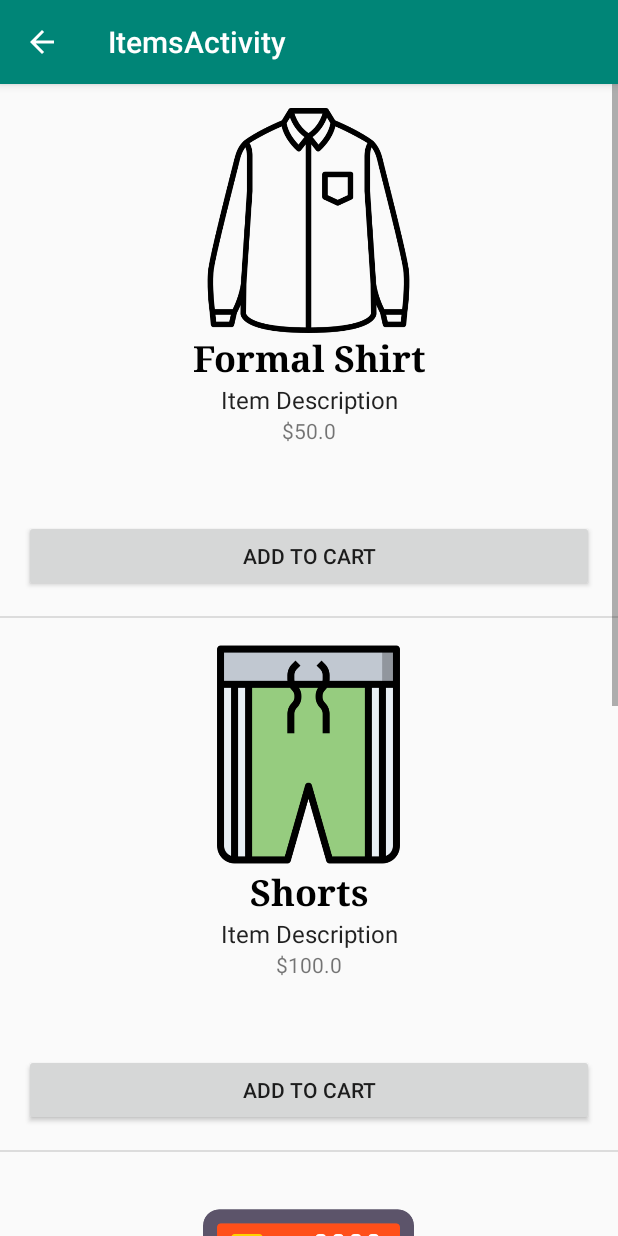
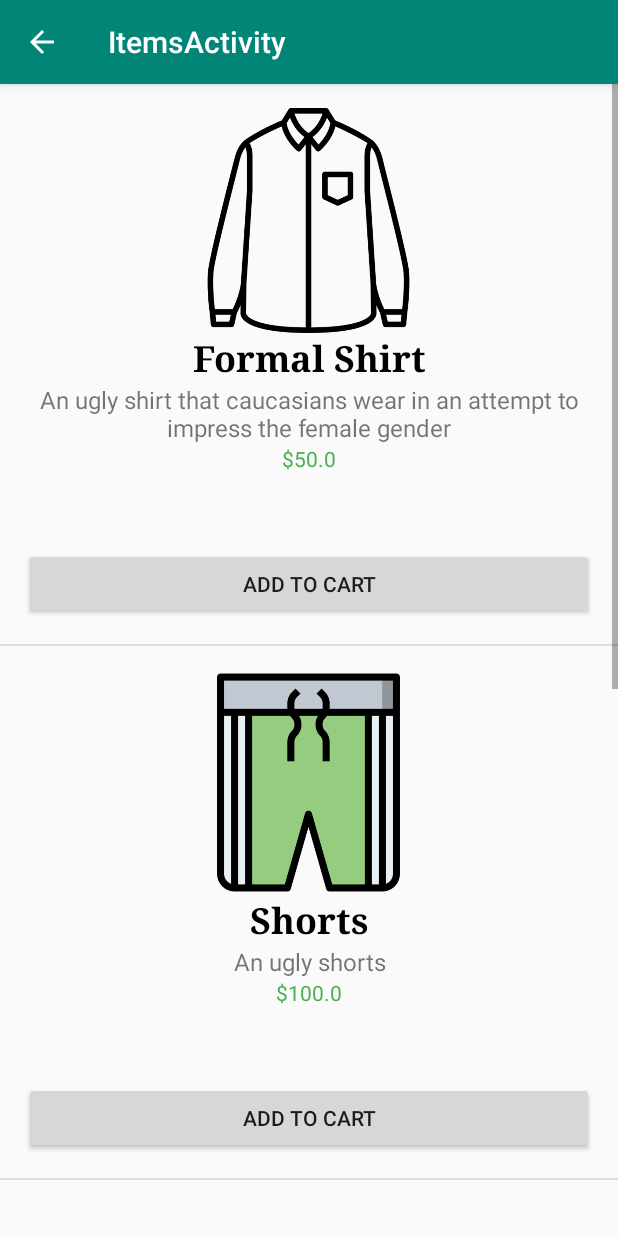
Before and after one commit to karimcambridge/comp-3606-assignment-1, an Android app: the screen it shows after launch (ItemsActivity), after a tap on "VIEW STORE", on a phone screen of 412 x 824 dp. Run offline under Robolectric (Android 15) with nearby library versions, the phone set to English and light mode, and no system bars.

Commit message:
Add cart clearing, item description display and change price colour to green in item description

```diff
--- a/app/src/main/java/com/example/comp3606_assignment_1/ItemsActivity.java
+++ b/app/src/main/java/com/example/comp3606_assignment_1/ItemsActivity.java
@@ -49,6 +49,7 @@ public class ItemsActivity extends AppCompatActivity {
 		Cursor i = db.query(ItemModel.ItemEntry.TABLE_NAME,
 			new String[]{ItemModel.ItemEntry.ID,
 			ItemModel.ItemEntry.NAME,
+			ItemModel.ItemEntry.DESC,
 			ItemModel.ItemEntry.PRICE,
 			ItemModel.ItemEntry.IMAGE},
 			null, null, null, null, null
@@ -56,15 +57,17 @@ public class ItemsActivity extends AppCompatActivity {
 
 		while(i.moveToNext()) {
 			int id = i.getInt(i.getColumnIndex(ItemModel.ItemEntry.ID));
+			String name = i.getString(i.getColumnIndex(ItemModel.ItemEntry.NAME));
+			String desc = i.getString(i.getColumnIndex(ItemModel.ItemEntry.DESC));
 			double price = i.getDouble(i.getColumnIndex(ItemModel.ItemEntry.PRICE));
-			String name = i.getString(i.getColumnIndex(ItemModel.ItemEntry.NAME));
 			int imageId = i.getInt(i.getColumnIndex(ItemModel.ItemEntry.IMAGE));
 
 			Map map = new HashMap();
+			map.put("itemid", id);
 			map.put("name", name);
+			map.put("desc", desc);
 			map.put("price", price);
 			map.put("image", imageId);
-			map.put("itemid", id);
 
 			items.add(map);
 		}
@@ -88,12 +91,14 @@ public class ItemsActivity extends AppCompatActivity {
 		public View getView(int position, View v, ViewGroup p) {
 			v = LayoutInflater.from(getContext()).inflate(R.layout.content_item_details, null);
 			Map iMap = getItem(position);
+			String name = (String)iMap.get("name");
+			String desc = (String)iMap.get("desc");
+			double price = (double)iMap.get("price");
 			int imageId = (Integer)iMap.get("image");
-			String name = (String)iMap.get("name");
-			double price = (double)iMap.get("price");
+			((TextView)v.findViewById(R.id.txt_name)).setText(name);
+			((TextView)v.findViewById(R.id.txt_description)).setText(desc);
+			((TextView)v.findViewById(R.id.txt_price)).setText("$" + new Double(price).toString());
 			((ImageView)v.findViewById(R.id.img_icon)).setImageResource(imageId);
-			((TextView)v.findViewById(R.id.txt_name)).setText(name);
-			((TextView)v.findViewById(R.id.txt_price)).setText("$" + new Double(price).toString());
 
 			Button cartButton = (Button)v.findViewById(R.id.btn_add_cart);
 			cartButton.setTag(position);
@@ -105,9 +110,6 @@ public class ItemsActivity extends AppCompatActivity {
 					Map iMap = getItem(position);
 					// Do what you want here...
 
-					int imageId = (Integer)iMap.get("image");
-					String name = (String)iMap.get("name");
-					double price = (double)iMap.get("price");
 					int itemid = (Integer)iMap.get("itemid");
 
 					SQLiteOpenHelper helper = new DBHelper(ItemsActivity.this);
--- a/app/src/main/java/com/example/comp3606_assignment_1/models/ItemModel.java
+++ b/app/src/main/java/com/example/comp3606_assignment_1/models/ItemModel.java
@@ -12,6 +12,7 @@ public final class ItemModel {
 		public static final String TABLE_NAME = "items";
 		public static final String ID = "id";
 		public static final String NAME = "name";
+		public static final String DESC = "desc";
 		public static final String PRICE = "price";
 		public static final String IMAGE = "image";
 	}
@@ -19,17 +20,18 @@ public final class ItemModel {
 		"CREATE TABLE " + ItemEntry.TABLE_NAME + " (" +
 		ItemEntry.ID + INT_TYPE + " PRIMARY KEY, " +
 		ItemEntry.NAME + TEXT_TYPE + " NOT NULL, " +
+		ItemEntry.DESC + TEXT_TYPE + " NOT NULL, " +
 		ItemEntry.PRICE + REAL_TYPE + " NOT NULL, " +
 		ItemEntry.IMAGE + INT_TYPE +
 		");";
 
 	public static String CREATE_ITEMS() {
 		String str = "";
-		str += "INSERT INTO " + ItemEntry.TABLE_NAME + "(name, price, image) VALUES ";
-		str += " ('Formal Shirt', 50, " + R.drawable.formal_shirt + "),";
-		str += " ('Shorts', 100, " + R.drawable.shorts + "),";
-		str += " ('Laptop', 150, " + R.drawable.laptop + "),";
-		str += " ('Printer', 200, " + R.drawable.printer + ");";
+		str += "INSERT INTO " + ItemEntry.TABLE_NAME + "(name, desc, price, image) VALUES ";
+		str += " ('Formal Shirt', 'An ugly shirt that caucasians wear in an attempt to impress the female gender', 50, " + R.drawable.formal_shirt + "),";
+		str += " ('Shorts', 'An ugly shorts', 100, " + R.drawable.shorts + "),";
+		str += " ('Laptop', 'A device used to surf the internet and do various tasks', 150, " + R.drawable.laptop + "),";
+		str += " ('Printer', 'A device used to print material', 200, " + R.drawable.printer + ");";
 		return str;
 	}
 }
--- a/app/src/main/res/layout/content_item_details.xml
+++ b/app/src/main/res/layout/content_item_details.xml
@@ -33,7 +33,7 @@
         android:textStyle="bold"
         android:typeface="serif" />
 
-    <EditText
+    <TextView
         android:id="@+id/txt_description"
         android:layout_width="wrap_content"
         android:layout_height="wrap_content"
@@ -55,7 +55,8 @@
         android:layout_width="match_parent"
         android:layout_height="wrap_content"
         android:gravity="center_horizontal"
-        android:text="$1.0" />
+        android:text="$1.0"
+        android:textColor="#4CAF50" />
 
     <Button
         android:id="@+id/btn_add_cart"
```
Also changed, not shown: app/src/main/java/com/example/comp3606_assignment_1/CartActivity.java (+13 -1 lines), app/src/main/res/layout/content_cart.xml (+9 -2 lines).
